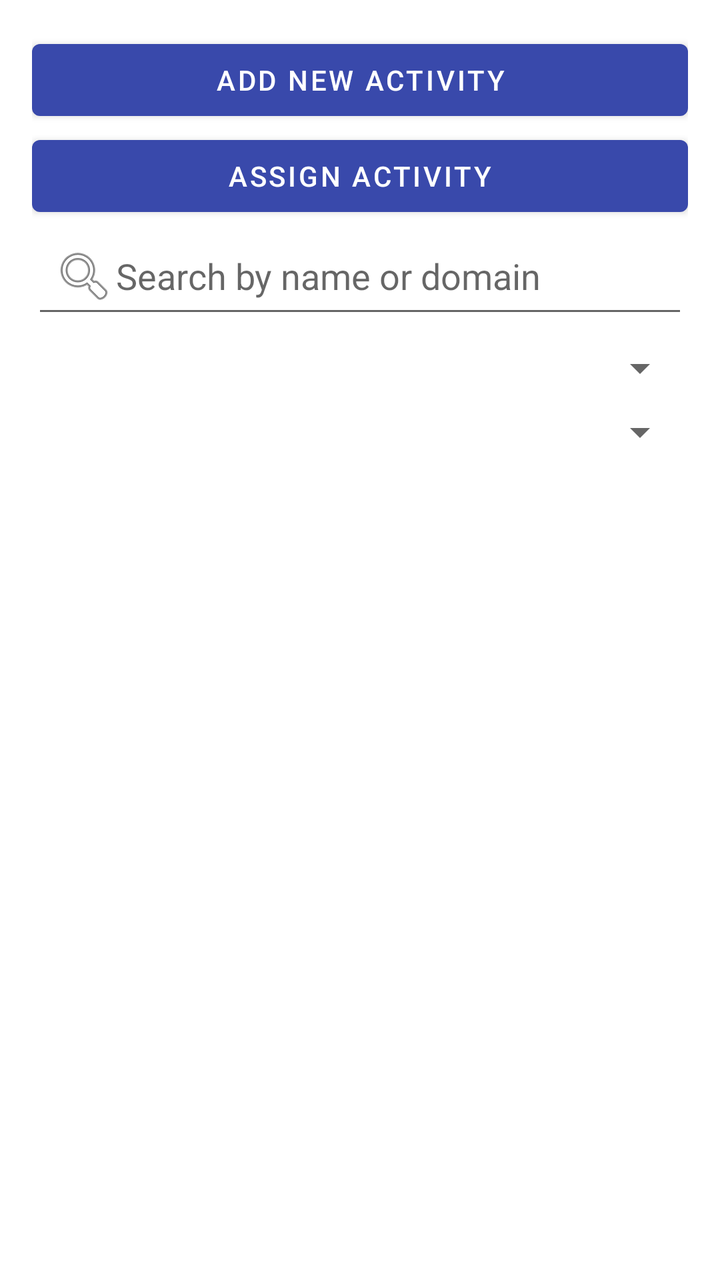
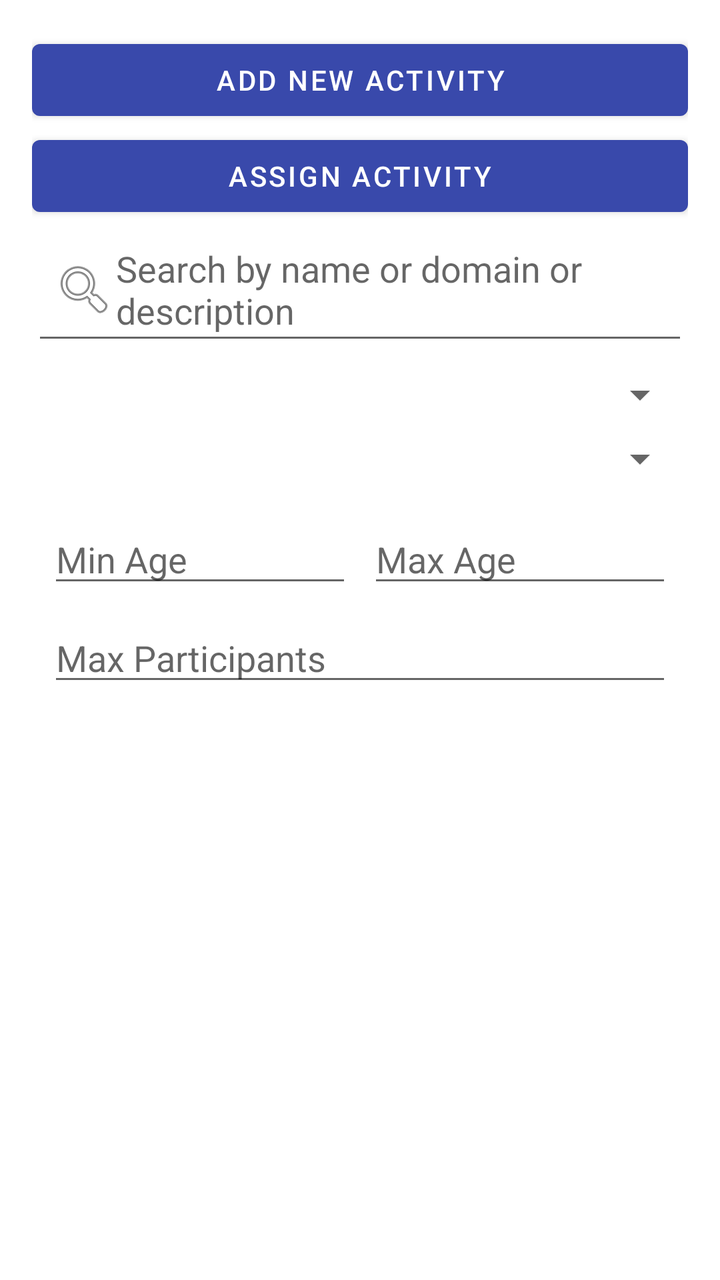

Compare the two renders of this Android layout. The source of the first and the diff that turns it into the second are given below.
<!-- AndroidManifest.xml: application theme Theme.YouthSphere -->
<!-- res/layout/fragment_manage_activities.xml -->
<LinearLayout xmlns:android="http://schemas.android.com/apk/res/android"
    android:id="@+id/activityContainer"
    android:layout_width="match_parent"
    android:layout_height="match_parent"
    android:orientation="vertical"
    android:padding="16dp">

    <Button
        android:id="@+id/btnAddActivity"
        android:layout_width="match_parent"
        android:layout_height="wrap_content"
        android:text="@string/add_activity" />
    <Button
        android:id="@+id/btnAssignActivity"
        android:layout_width="match_parent"
        android:layout_height="wrap_content"
        android:text="@string/assign_activity" />

    <EditText
        android:id="@+id/etSearch"
        android:layout_width="match_parent"
        android:layout_height="wrap_content"
        android:hint="Search by name or domain"
        android:drawableLeft="@android:drawable/ic_menu_search"
        android:padding="10dp"
        android:layout_marginBottom="8dp"
        />

    <Spinner
        android:id="@+id/spinnerInstructorFilter"
        android:layout_width="match_parent"
        android:layout_height="wrap_content"
        android:layout_marginBottom="8dp"
        />

    <Spinner
        android:id="@+id/spinnerMonthFilter"
        android:layout_width="match_parent"
        android:layout_height="wrap_content"
        android:layout_marginBottom="8dp"
        />


    <androidx.recyclerview.widget.RecyclerView
        android:id="@+id/recyclerActivities"
        android:layout_width="match_parent"
        android:layout_height="0dp"
        android:layout_weight="1" />

</LinearLayout>
<!-- resources referenced by this layout -->
<resources>
  <string name="add_activity">Add New Activity</string>
  <string name="assign_activity">Assign Activity</string>
  <style name="Theme.YouthSphere" parent="Theme.MaterialComponents.DayNight.NoActionBar">
          
          <item name="colorPrimary">@color/indigo_600</item>
          <item name="colorPrimaryVariant">@color/indigo_800</item>
          <item name="colorOnPrimary">@color/white</item>
  
          
          <item name="colorSecondary">@color/amber_400</item>
          <item name="colorSecondaryVariant">@color/amber_600</item>
          <item name="colorOnSecondary">@color/black</item>
  
          
          <item name="android:windowBackground">@color/white</item>
          <item name="colorSurface">@color/white</item>
          <item name="colorOnBackground">@color/black</item>
          <item name="colorOnSurface">@color/black</item>
  
          
          <item name="android:statusBarColor">@color/indigo_800</item>
  
          
          <item name="actionBarTheme">@style/ThemeOverlay.MaterialComponents.Dark.ActionBar</item>
          <item name="actionBarPopupTheme">@style/ThemeOverlay.MaterialComponents.Light</item>
  
          
          <item name="popupMenuStyle">@style/PopupMenu.MaterialComponents</item>
      </style>
  <color name="indigo_600">#3949AB</color>
  <color name="indigo_800">#283593</color>
  <color name="white">#FFFFFF</color>
  <color name="amber_400">#FFCA28</color>
  <color name="amber_600">#FFB300</color>
  <color name="black">#000000</color>
  <style name="ThemeOverlay.MaterialComponents.Dark.ActionBar">
          <item name="android:textColorPrimary">@color/white</item>
          <item name="colorControlNormal">@color/white</item>
          <item name="android:textColorSecondary">@color/white</item>
      </style>
  <style name="ThemeOverlay.MaterialComponents.Light">
          <item name="android:textColorPrimary">@color/black</item>
          <item name="android:background">@color/white</item>
      </style>
  <style name="PopupMenu.MaterialComponents" parent="@style/Widget.MaterialComponents.PopupMenu">
          <item name="android:textColor">?attr/colorOnSurface</item>
          <item name="android:background">?attr/colorSurface</item>
          <item name="android:dropDownVerticalOffset">4dp</item>
      </style>
</resources>

<!-- the commit's change to res/layout/fragment_manage_activities.xml (unified diff, before → after) -->
@@ -20,7 +20,7 @@
         android:id="@+id/etSearch"
         android:layout_width="match_parent"
         android:layout_height="wrap_content"
-        android:hint="Search by name or domain"
+        android:hint="Search by name or domain or description"
         android:drawableLeft="@android:drawable/ic_menu_search"
         android:padding="10dp"
         android:layout_marginBottom="8dp"
@@ -40,6 +40,39 @@
         android:layout_marginBottom="8dp"
         />
 
+    <LinearLayout
+        android:layout_width="match_parent"
+        android:layout_height="wrap_content"
+        android:orientation="horizontal"
+        android:padding="8dp">
+
+        <EditText
+            android:id="@+id/etMinAge"
+            android:layout_width="0dp"
+            android:layout_weight="1"
+            android:layout_height="wrap_content"
+            android:hint="Min Age"
+            android:inputType="number" />
+
+        <EditText
+            android:id="@+id/etMaxAge"
+            android:layout_width="0dp"
+            android:layout_weight="1"
+            android:layout_height="wrap_content"
+            android:hint="Max Age"
+            android:inputType="number"
+            android:layout_marginStart="8dp" />
+    </LinearLayout>
+
+    <EditText
+        android:id="@+id/etMaxParticipants"
+        android:layout_width="match_parent"
+        android:layout_height="wrap_content"
+        android:hint="Max Participants"
+        android:inputType="number"
+        android:layout_marginHorizontal="8dp" />
+
+
 
     <androidx.recyclerview.widget.RecyclerView
         android:id="@+id/recyclerActivities"
